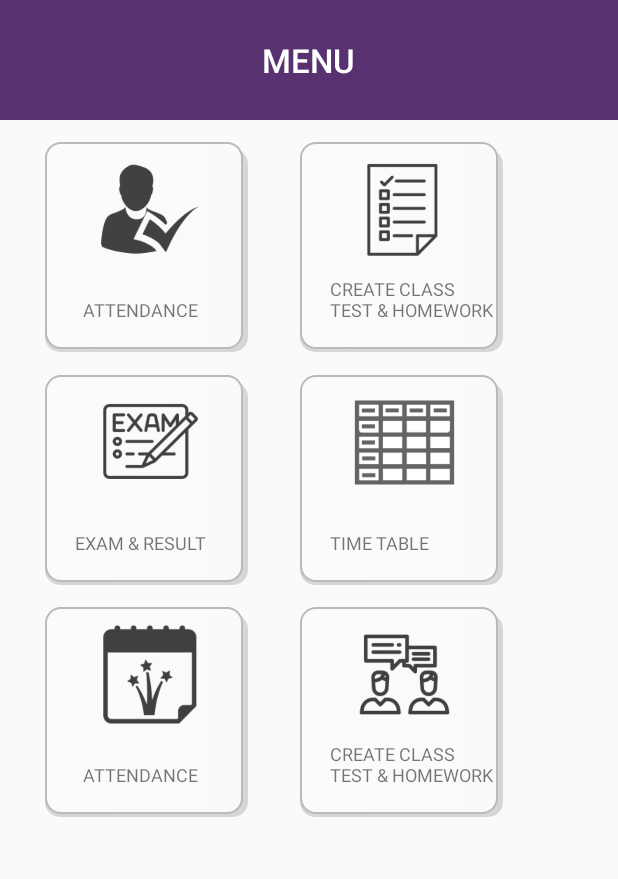
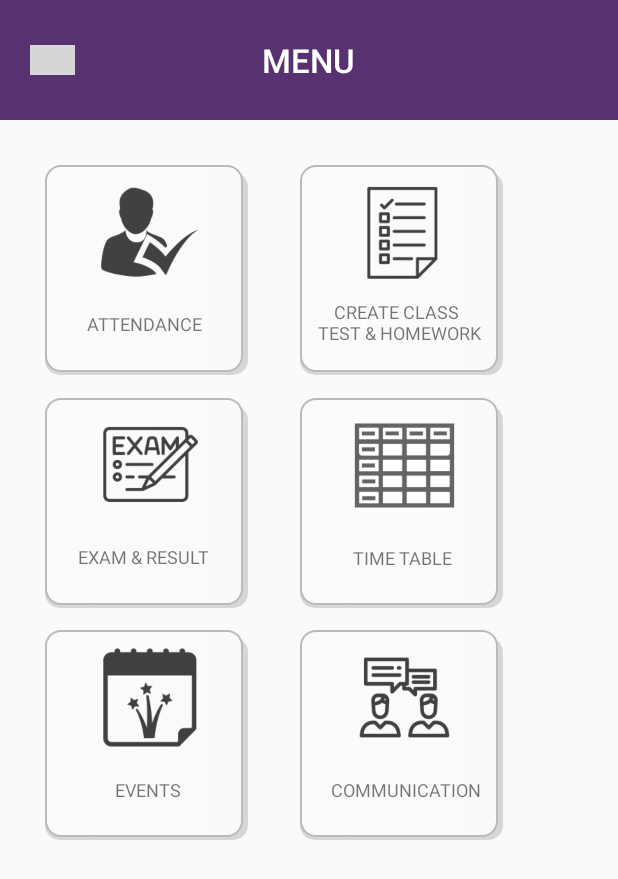
Before and after one commit to HappySanz/EduAppTeacher, an Android app: the screen it shows after launch (DashboardActivity), on a phone screen of 412 x 824 dp. Shown: the top 879 px of the screen. Run offline under Robolectric (Android 15) with nearby library versions, the phone set to English and light mode, and no system bars; our stand-ins replace Volley; libraries missing offline, so code that uses them is left out: com.facebook; 3 statements that could not run were skipped; grey boxes are pictures that could not be loaded.

Commit message:
Screen Design

```diff
--- a/app/src/main/res/layout/activity_dashboard.xml
+++ b/app/src/main/res/layout/activity_dashboard.xml
@@ -11,11 +11,11 @@
         <ImageView
             android:id="@+id/back_btn"
             android:layout_width="30dp"
-            android:layout_height="30dp"
+            android:layout_height="20dp"
             android:layout_centerVertical="true"
             android:layout_marginLeft="20dp"
             android:padding="4dp"
-            />
+            android:background="@drawable/ic_navigation_drawer"/>
 
         <TextView
             android:layout_width="wrap_content"
@@ -31,7 +31,8 @@
 
     <LinearLayout
         android:layout_width="match_parent"
-        android:layout_height="170sp">
+        android:layout_height="170sp"
+        android:layout_marginTop="15dp">
 
         <RelativeLayout
             android:id="@+id/attendance"
@@ -46,18 +47,19 @@
                 android:layout_height="70sp"
                 android:background="@drawable/attendance"
                 android:layout_alignParentTop="true"
-                android:layout_centerHorizontal="true" />
+                android:layout_centerHorizontal="true"
+                android:id="@+id/imageView2" />
 
             <TextView
                 android:layout_width="wrap_content"
                 android:layout_height="wrap_content"
                 android:text="@string/attendance"
-                android:layout_alignParentBottom="true"
-                android:layout_alignParentLeft="true"
-                android:layout_alignParentStart="true"
                 android:paddingLeft="15sp"
                 android:textSize="12sp"
-                android:layout_marginBottom="10dp" />
+                android:layout_marginTop="17dp"
+                android:layout_below="@+id/imageView2"
+                android:layout_alignRight="@+id/imageView2"
+                android:layout_alignEnd="@+id/imageView2" />
         </RelativeLayout>
 
         <RelativeLayout
@@ -78,11 +80,11 @@
             <TextView
                 android:layout_width="wrap_content"
                 android:layout_height="wrap_content"
-                android:text="@string/class_test"
+                android:text="    CREATE CLASS TEST &amp; HOMEWORK"
                 android:layout_alignParentBottom="true"
                 android:layout_alignParentLeft="true"
                 android:layout_alignParentStart="true"
-                android:paddingLeft="10sp"
+                android:paddingLeft="2sp"
                 android:textSize="12sp"
                 android:layout_marginBottom="10dp" />
         </RelativeLayout>
@@ -111,12 +113,12 @@
                 android:layout_width="wrap_content"
                 android:layout_height="wrap_content"
                 android:text="@string/exam"
+                android:paddingLeft="12sp"
+                android:textSize="12sp"
+                android:layout_marginBottom="16dp"
                 android:layout_alignParentBottom="true"
                 android:layout_alignParentLeft="true"
-                android:layout_alignParentStart="true"
-                android:paddingLeft="10sp"
-                android:textSize="12sp"
-                android:layout_marginBottom="10dp" />
+                android:layout_alignParentStart="true" />
         </RelativeLayout>
 
         <RelativeLayout
@@ -132,7 +134,8 @@
                 android:layout_height="70sp"
                 android:background="@drawable/timetable"
                 android:layout_alignParentTop="true"
-                android:layout_centerHorizontal="true" />
+                android:layout_centerHorizontal="true"
+                android:id="@+id/imageView5" />
 
             <TextView
                 android:layout_width="wrap_content"
@@ -141,9 +144,11 @@
                 android:layout_alignParentBottom="true"
                 android:layout_alignParentLeft="true"
                 android:layout_alignParentStart="true"
-                android:paddingLeft="10sp"
+                android:paddingLeft="25sp"
                 android:textSize="12sp"
-                android:layout_marginBottom="10dp" />
+                android:layout_marginBottom="15dp"
+                android:layout_alignRight="@+id/imageView5"
+                android:layout_alignEnd="@+id/imageView5" />
         </RelativeLayout>
 
     </LinearLayout>
@@ -156,27 +161,29 @@
             android:id="@+id/events"
             android:layout_width="140dp"
             android:layout_height="140dp"
+            android:layout_gravity="center"
             android:layout_marginLeft="30sp"
-            android:layout_gravity="center"
             android:background="@drawable/round_btn_plain">
 
             <ImageView
                 android:layout_width="70sp"
                 android:layout_height="70sp"
-                android:background="@drawable/events"
                 android:layout_alignParentTop="true"
-                android:layout_centerHorizontal="true" />
+                android:layout_centerHorizontal="true"
+                android:background="@drawable/events" />
 
             <TextView
                 android:layout_width="wrap_content"
                 android:layout_height="wrap_content"
-                android:text="@string/attendance"
                 android:layout_alignParentBottom="true"
                 android:layout_alignParentLeft="true"
                 android:layout_alignParentStart="true"
-                android:paddingLeft="15sp"
-                android:textSize="12sp"
-                android:layout_marginBottom="10dp" />
+                android:layout_marginBottom="15dp"
+                android:layout_marginLeft="35dp"
+                android:paddingLeft="1sp"
+                android:text="@string/events"
+                android:textSize="12sp" />
+
         </RelativeLayout>
 
         <RelativeLayout
@@ -192,18 +199,18 @@
                 android:layout_height="70sp"
                 android:background="@drawable/communication"
                 android:layout_alignParentTop="true"
-                android:layout_centerHorizontal="true" />
+                android:layout_centerHorizontal="true"
+                android:id="@+id/imageView3" />
 
             <TextView
                 android:layout_width="wrap_content"
                 android:layout_height="wrap_content"
-                android:text="@string/class_test"
+                android:text="@string/communication"
+                android:paddingLeft="1sp"
+                android:textSize="12sp"
                 android:layout_alignParentBottom="true"
-                android:layout_alignParentLeft="true"
-                android:layout_alignParentStart="true"
-                android:paddingLeft="10sp"
-                android:textSize="12sp"
-                android:layout_marginBottom="10dp" />
+                android:layout_centerHorizontal="true"
+                android:layout_marginBottom="15dp" />
         </RelativeLayout>
     </LinearLayout>
 
```
